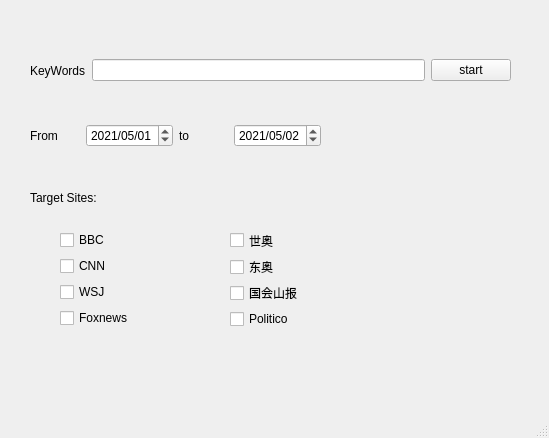
Before: the Qt Designer form ui/MainWindow.ui in Joy917/News-Spider, drawn with Qt 5.
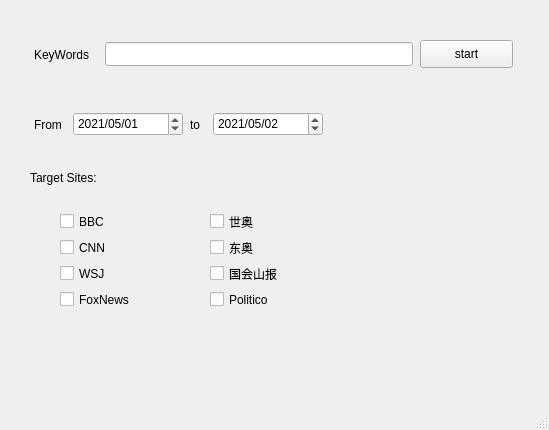
After: the same form once the commit is applied.

Commit message: change location for save to excel; remove label_info

```diff
--- a/ui/MainWindow.ui
+++ b/ui/MainWindow.ui
@@ -7,9 +7,15 @@
     <x>0</x>
     <y>0</y>
     <width>549</width>
-    <height>438</height>
+    <height>430</height>
    </rect>
   </property>
+  <property name="minimumSize">
+   <size>
+    <width>549</width>
+    <height>430</height>
+   </size>
+  </property>
   <property name="windowTitle">
    <string>新闻速递</string>
   </property>
@@ -17,124 +23,11 @@
    <string/>
   </property>
   <widget class="QWidget" name="centralwidget">
-   <widget class="QWidget" name="horizontalLayoutWidget">
-    <property name="geometry">
-     <rect>
-      <x>30</x>
-      <y>50</y>
-      <width>481</width>
-      <height>41</height>
-     </rect>
-    </property>
-    <layout class="QHBoxLayout" name="horizontalLayout">
-     <item>
-      <widget class="QLabel" name="label">
-       <property name="text">
-        <string>KeyWords</string>
-       </property>
-      </widget>
-     </item>
-     <item>
-      <widget class="QLineEdit" name="lineEdit">
-       <property name="toolTip">
-        <string>请输出关键词，并以空格分隔</string>
-       </property>
-      </widget>
-     </item>
-     <item>
-      <widget class="QPushButton" name="pushButton">
-       <property name="text">
-        <string>start</string>
-       </property>
-      </widget>
-     </item>
-    </layout>
-   </widget>
-   <widget class="QWidget" name="horizontalLayoutWidget_2">
-    <property name="geometry">
-     <rect>
-      <x>30</x>
-      <y>110</y>
-      <width>291</width>
-      <height>51</height>
-     </rect>
-    </property>
-    <layout class="QHBoxLayout" name="horizontalLayout_2">
-     <item>
-      <widget class="QLabel" name="label_3">
-       <property name="text">
-        <string>From</string>
-       </property>
-      </widget>
-     </item>
-     <item>
-      <widget class="QDateEdit" name="start_date">
-       <property name="dateTime">
-        <datetime>
-         <hour>0</hour>
-         <minute>0</minute>
-         <second>0</second>
-         <year>2021</year>
-         <month>5</month>
-         <day>1</day>
-        </datetime>
-       </property>
-       <property name="displayFormat">
-        <string>yyyy/MM/dd</string>
-       </property>
-      </widget>
-     </item>
-     <item>
-      <widget class="QLabel" name="label_2">
-       <property name="text">
-        <string>to</string>
-       </property>
-      </widget>
-     </item>
-     <item>
-      <widget class="QDateEdit" name="end_date">
-       <property name="dateTime">
-        <datetime>
-         <hour>0</hour>
-         <minute>0</minute>
-         <second>0</second>
-         <year>2021</year>
-         <month>5</month>
-         <day>2</day>
-        </datetime>
-       </property>
-       <property name="displayFormat">
-        <string>yyyy/MM/dd</string>
-       </property>
-      </widget>
-     </item>
-    </layout>
-   </widget>
-   <widget class="QLabel" name="label_info">
-    <property name="geometry">
-     <rect>
-      <x>30</x>
-      <y>370</y>
-      <width>481</width>
-      <height>21</height>
-     </rect>
-    </property>
-    <property name="font">
-     <font>
-      <pointsize>10</pointsize>
-      <weight>75</weight>
-      <bold>true</bold>
-     </font>
-    </property>
-    <property name="text">
-     <string/>
-    </property>
-   </widget>
    <widget class="QLabel" name="label_4">
     <property name="geometry">
      <rect>
       <x>30</x>
-      <y>190</y>
+      <y>170</y>
       <width>111</width>
       <height>16</height>
      </rect>
@@ -143,85 +36,220 @@
      <string>Target Sites:</string>
     </property>
    </widget>
-   <widget class="QWidget" name="verticalLayoutWidget_2">
+   <widget class="QCheckBox" name="checkBox_bbc">
     <property name="geometry">
      <rect>
-      <x>230</x>
-      <y>230</y>
-      <width>111</width>
-      <height>99</height>
+      <x>60</x>
+      <y>212</y>
+      <width>109</width>
+      <height>19</height>
      </rect>
     </property>
-    <layout class="QVBoxLayout" name="verticalLayout_2">
-     <item>
-      <widget class="QCheckBox" name="checkBox_olympics_world">
-       <property name="text">
-        <string>世奥</string>
-       </property>
-      </widget>
-     </item>
-     <item>
-      <widget class="QCheckBox" name="checkBox_olympics_tokyo">
-       <property name="text">
-        <string>东奥</string>
-       </property>
-      </widget>
-     </item>
-     <item>
-      <widget class="QCheckBox" name="checkBox_thehill">
-       <property name="text">
-        <string>国会山报</string>
-       </property>
-      </widget>
-     </item>
-     <item>
-      <widget class="QCheckBox" name="checkBox_politico">
-       <property name="text">
-        <string>Politico</string>
-       </property>
-      </widget>
-     </item>
-    </layout>
+    <property name="text">
+     <string>BBC</string>
+    </property>
    </widget>
-   <widget class="QWidget" name="verticalLayoutWidget">
+   <widget class="QCheckBox" name="checkBox_foxnews">
     <property name="geometry">
      <rect>
       <x>60</x>
-      <y>230</y>
-      <width>111</width>
-      <height>99</height>
+      <y>290</y>
+      <width>109</width>
+      <height>19</height>
      </rect>
     </property>
-    <layout class="QVBoxLayout" name="verticalLayout">
-     <item>
-      <widget class="QCheckBox" name="checkBox_bbc">
-       <property name="text">
-        <string>BBC</string>
-       </property>
-      </widget>
-     </item>
-     <item>
-      <widget class="QCheckBox" name="checkBox_cnn">
-       <property name="text">
-        <string>CNN</string>
-       </property>
-      </widget>
-     </item>
-     <item>
-      <widget class="QCheckBox" name="checkBox_wsj">
-       <property name="text">
-        <string>WSJ</string>
-       </property>
-      </widget>
-     </item>
-     <item>
-      <widget class="QCheckBox" name="checkBox_foxnews">
-       <property name="text">
-        <string>Foxnews</string>
-       </property>
-      </widget>
-     </item>
-    </layout>
+    <property name="text">
+     <string>FoxNews</string>
+    </property>
+   </widget>
+   <widget class="QCheckBox" name="checkBox_cnn">
+    <property name="geometry">
+     <rect>
+      <x>60</x>
+      <y>238</y>
+      <width>109</width>
+      <height>19</height>
+     </rect>
+    </property>
+    <property name="text">
+     <string>CNN</string>
+    </property>
+   </widget>
+   <widget class="QCheckBox" name="checkBox_wsj">
+    <property name="geometry">
+     <rect>
+      <x>60</x>
+      <y>264</y>
+      <width>109</width>
+      <height>19</height>
+     </rect>
+    </property>
+    <property name="text">
+     <string>WSJ</string>
+    </property>
+   </widget>
+   <widget class="QCheckBox" name="checkBox_olympics_world">
+    <property name="geometry">
+     <rect>
+      <x>210</x>
+      <y>212</y>
+      <width>109</width>
+      <height>19</height>
+     </rect>
+    </property>
+    <property name="text">
+     <string>世奥</string>
+    </property>
+   </widget>
+   <widget class="QCheckBox" name="checkBox_thehill">
+    <property name="geometry">
+     <rect>
+      <x>210</x>
+      <y>264</y>
+      <width>109</width>
+      <height>19</height>
+     </rect>
+    </property>
+    <property name="text">
+     <string>国会山报</string>
+    </property>
+   </widget>
+   <widget class="QCheckBox" name="checkBox_politico">
+    <property name="geometry">
+     <rect>
+      <x>210</x>
+      <y>290</y>
+      <width>109</width>
+      <height>19</height>
+     </rect>
+    </property>
+    <property name="text">
+     <string>Politico</string>
+    </property>
+   </widget>
+   <widget class="QCheckBox" name="checkBox_olympics_tokyo">
+    <property name="geometry">
+     <rect>
+      <x>210</x>
+      <y>238</y>
+      <width>109</width>
+      <height>19</height>
+     </rect>
+    </property>
+    <property name="text">
+     <string>东奥</string>
+    </property>
+   </widget>
+   <widget class="QDateEdit" name="start_date">
+    <property name="geometry">
+     <rect>
+      <x>73</x>
+      <y>112</y>
+      <width>110</width>
+      <height>24</height>
+     </rect>
+    </property>
+    <property name="dateTime">
+     <datetime>
+      <hour>0</hour>
+      <minute>0</minute>
+      <second>0</second>
+      <year>2021</year>
+      <month>5</month>
+      <day>1</day>
+     </datetime>
+    </property>
+    <property name="displayFormat">
+     <string>yyyy/MM/dd</string>
+    </property>
+   </widget>
+   <widget class="QLabel" name="label_3">
+    <property name="geometry">
+     <rect>
+      <x>34</x>
+      <y>100</y>
+      <width>32</width>
+      <height>49</height>
+     </rect>
+    </property>
+    <property name="text">
+     <string>From</string>
+    </property>
+   </widget>
+   <widget class="QDateEdit" name="end_date">
+    <property name="geometry">
+     <rect>
+      <x>213</x>
+      <y>112</y>
+      <width>110</width>
+      <height>24</height>
+     </rect>
+    </property>
+    <property name="dateTime">
+     <datetime>
+      <hour>0</hour>
+      <minute>0</minute>
+      <second>0</second>
+      <year>2021</year>
+      <month>5</month>
+      <day>2</day>
+     </datetime>
+    </property>
+    <property name="displayFormat">
+     <string>yyyy/MM/dd</string>
+    </property>
+   </widget>
+   <widget class="QLabel" name="label_2">
+    <property name="geometry">
+     <rect>
+      <x>190</x>
+      <y>100</y>
+      <width>16</width>
+      <height>49</height>
+     </rect>
+    </property>
+    <property name="text">
+     <string>to</string>
+    </property>
+   </widget>
+   <widget class="QLabel" name="label">
+    <property name="geometry">
+     <rect>
+      <x>34</x>
+      <y>35</y>
+      <width>64</width>
+      <height>39</height>
+     </rect>
+    </property>
+    <property name="text">
+     <string>KeyWords</string>
+    </property>
+   </widget>
+   <widget class="QLineEdit" name="lineEdit">
+    <property name="geometry">
+     <rect>
+      <x>105</x>
+      <y>42</y>
+      <width>308</width>
+      <height>24</height>
+     </rect>
+    </property>
+    <property name="toolTip">
+     <string>请输出关键词，并以空格分隔</string>
+    </property>
+   </widget>
+   <widget class="QPushButton" name="pushButton">
+    <property name="geometry">
+     <rect>
+      <x>420</x>
+      <y>40</y>
+      <width>93</width>
+      <height>28</height>
+     </rect>
+    </property>
+    <property name="text">
+     <string>start</string>
+    </property>
    </widget>
   </widget>
   <widget class="QMenuBar" name="menubar">
```
The commit also changes 12 other files.
